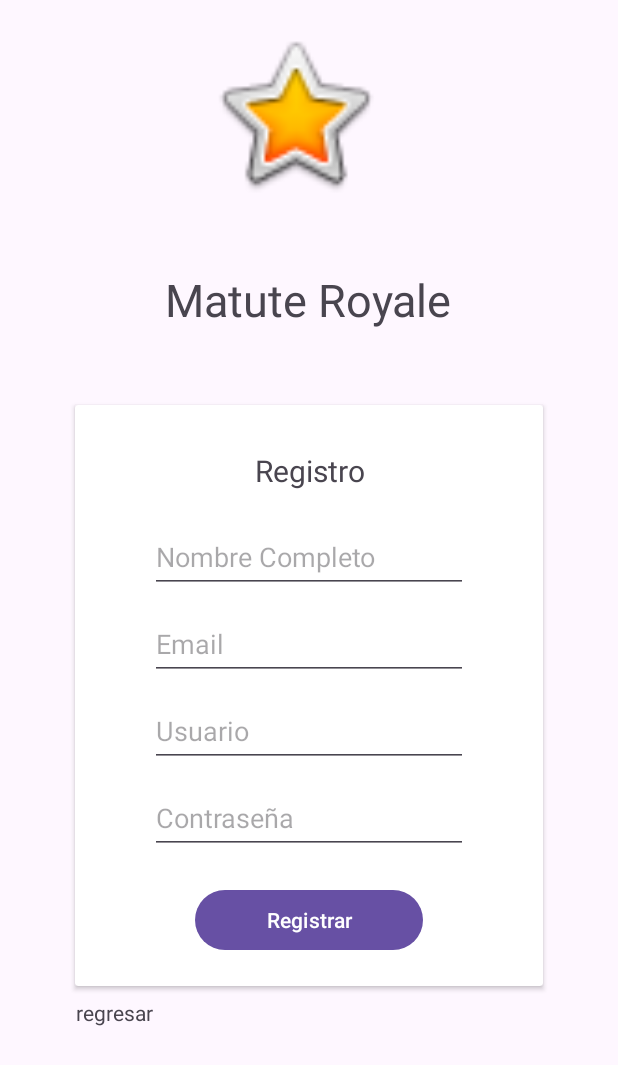
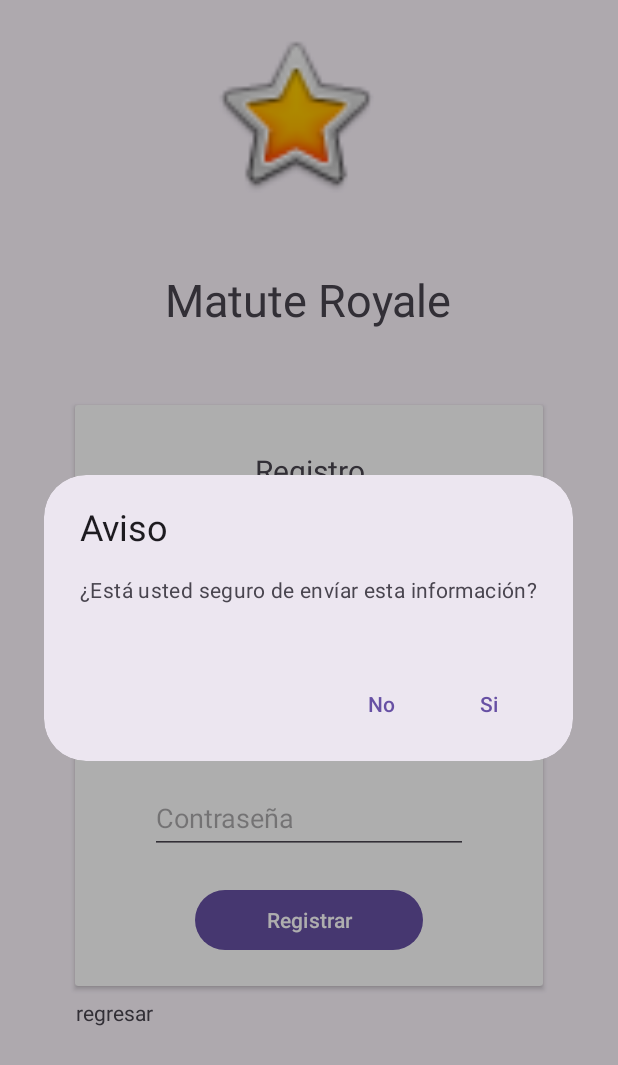
Before and after one commit to Matute1948/AppDispo2, an Android app: the RegisterFragment screen opened through its navigation route, after a tap on "Registrar", on a phone screen of 412 x 824 dp. Shown: the top 1065 px of the screen. Run offline under Robolectric (Android 15) with nearby library versions, the phone set to English and light mode, and no system bars.

Commit message:
Clase 02/07/2024

```diff
--- a/app/src/main/java/com/lugmana_andres/appdispo2/logic/login/CreateUserWithNameAndPassword.kt
+++ b/app/src/main/java/com/lugmana_andres/appdispo2/logic/login/CreateUserWithNameAndPassword.kt
@@ -11,8 +11,9 @@ import kotlin.Result
 
 class CreateUserWithNameAndPassword(private val context: Context) {
     fun invoke(name:String, password: String) = flow{
-        val con = DataBaseRepository.getDBConnection(context)
-        con.getUserDao().saveUser(
+        kotlinx.coroutines.delay(3000)
+        DataBaseRepository.getDBConnection(context)
+            .getUserDao().saveUser(
             listOf(
                 UsersDB(
                     0,
--- /dev/null
+++ b/app/src/main/java/com/lugmana_andres/appdispo2/ui/core/ManageUIStates.kt
@@ -0,0 +1,41 @@
+package com.lugmana_andres.appdispo2.ui.core
+
+import android.content.Context
+import android.view.View
+import com.google.android.material.dialog.MaterialAlertDialogBuilder
+
+class ManageUIStates(
+    private val context : Context,
+    private val view : View) {
+    fun invoke(state : UIStates){
+        when(state){
+            is UIStates.Loading -> {
+                if(state.isLoading){
+                    view.visibility = View.VISIBLE
+                }else{
+                    view.visibility = View.GONE
+                }
+            }
+            is UIStates.Error -> {
+                MaterialAlertDialogBuilder(
+                    context
+                )
+                    .setTitle("Error")
+                    .setMessage(state.message)
+                    .setPositiveButton("Aceptar") { dialog, id ->
+                        dialog.dismiss()
+                    }
+            }
+            is UIStates.Success -> {
+                MaterialAlertDialogBuilder(context)//aqui van los estilos del alertdialog)
+                    .setTitle("Existoso")
+                    .setMessage("La operacion fue exitosa. ")
+                    .setPositiveButton("Aceptar"){ dialog, id ->
+                        //aqui se puede poner esta seguro de guardar el usaruio y de ahi si guarda despues de poner aceptar
+                        dialog.dismiss()
+                    }
+                    .show()
+            }
+        }
+    }
+}
--- a/app/src/main/java/com/lugmana_andres/appdispo2/ui/fragments/login/LoginFragment.kt
+++ b/app/src/main/java/com/lugmana_andres/appdispo2/ui/fragments/login/LoginFragment.kt
@@ -5,13 +5,23 @@ import androidx.fragment.app.Fragment
 import android.view.LayoutInflater
 import android.view.View
 import android.view.ViewGroup
+import androidx.biometric.BiometricManager
+import androidx.biometric.BiometricPrompt
+import androidx.navigation.fragment.findNavController
 import com.lugmana_andres.appdispo2.R
 import com.lugmana_andres.appdispo2.databinding.FragmentLoginBinding
 import com.lugmana_andres.appdispo2.databinding.FragmentRecoveryBinding
+import java.util.concurrent.Executor
 
 class LoginFragment : Fragment() {
 
     private lateinit var binding : FragmentLoginBinding
+    private lateinit var executor: Executor
+    private lateinit var biometricPrompt: BiometricPrompt
+    private lateinit var promptInfo: BiometricPrompt.PromptInfo
+    private lateinit var biometricManager: BiometricManager
+
+
     override fun onCreateView(
         inflater: LayoutInflater, container: ViewGroup?,
         savedInstanceState: Bundle?
@@ -23,5 +33,19 @@ class LoginFragment : Fragment() {
         return binding.root
     }
 
+    override fun onViewCreated(view: View, savedInstanceState: Bundle?) {
+        super.onViewCreated(view, savedInstanceState)
+        initListeners()
+    }
+
+    private fun initListeners() {
+        binding.btnIngresar.setOnClickListener{
+
+        }
+        binding.btnRegistrarse.setOnClickListener {
+            findNavController().navigate(LoginFragmentDirections.actionLoginFragmentToRegisterFragment())
+        }
+    }
+
 
 }
--- a/app/src/main/java/com/lugmana_andres/appdispo2/ui/fragments/login/RegisterFragment.kt
+++ b/app/src/main/java/com/lugmana_andres/appdispo2/ui/fragments/login/RegisterFragment.kt
@@ -16,6 +16,7 @@ import com.lugmana_andres.appdispo2.data.local.database.entities.UsersDB
 import com.lugmana_andres.appdispo2.data.local.repositories.DataBaseRepository
 import com.lugmana_andres.appdispo2.databinding.FragmentRegisterBinding
 import com.lugmana_andres.appdispo2.logic.login.CreateUserWithNameAndPassword
+import com.lugmana_andres.appdispo2.ui.core.ManageUIStates
 import com.lugmana_andres.appdispo2.ui.core.UIStates
 import com.lugmana_andres.appdispo2.ui.viewModels.login.RegisterFragmentVM
 import kotlinx.coroutines.Dispatchers
@@ -25,6 +26,7 @@ class RegisterFragment : Fragment() {
 
     private lateinit var binding : FragmentRegisterBinding
     private val registerFragmentVM : RegisterFragmentVM by viewModels()
+    private lateinit var managerUIStates: ManageUIStates
 
     override fun onCreateView(
         inflater: LayoutInflater, container: ViewGroup?,
@@ -39,43 +41,20 @@ class RegisterFragment : Fragment() {
 
     override fun onViewCreated(view: View, savedInstanceState: Bundle?) {
         super.onViewCreated(view, savedInstanceState)
+        initVariables()
         initListeners()
         initObservers()
     }
 
+    private fun initVariables() {
+        managerUIStates = ManageUIStates(requireActivity(), binding.lytLoading.mainLayout)
+    }
+
     private fun initObservers() {
-        registerFragmentVM.uiState.observe(viewLifecycleOwner){ state ->
-            when(state){
-                is UIStates.Loading -> {
-                    if(state.isLoading){
-                        binding.lytLoading.mainLayout.visibility = View.VISIBLE
-                    }else{
-                        binding.lytLoading.mainLayout.visibility = View.GONE
+        registerFragmentVM.uiState.observe(viewLifecycleOwner) { state ->
+            managerUIStates.invoke(state)
         }
-                }
-                is UIStates.Error -> {
-                    MaterialAlertDialogBuilder(
-                        requireActivity(),
-                        com.google.android.material.R.style.ThemeOverlay_Material3_Dialog_Alert
-                    )
-                        .setTitle("Error")
-                        .setMessage(state.message)
-                        .setPositiveButton("Aceptar") { dialog, id ->
-                            dialog.dismiss()
-                        }
-                }
-                is UIStates.Success -> {
-                    MaterialAlertDialogBuilder(requireActivity(), com.google.android.material.R.style.ThemeOverlay_Material3_Dialog_Alert)//aqui van los estilos del alertdialog)
-                        .setTitle("Existoso")
-                        .setMessage("La operacion fue exitosa. ")
-                        .setPositiveButton("Aceptar"){ dialog, id ->
-                            //aqui se puede poner esta seguro de guardar el usaruio y de ahi si guarda despues de poner aceptar
-                            dialog.dismiss()
-                        }
-                        .show()
-                }
-            }
-        }
+
     }
 
     private fun initListeners() {
@@ -85,12 +64,24 @@ class RegisterFragment : Fragment() {
         }
         binding.btnRegister.setOnClickListener{
 
+            MaterialAlertDialogBuilder(requireActivity())//aqui van los estilos del alertdialog)
+                .setTitle("Aviso")
+                .setMessage("¿Está usted seguro de envíar esta información?")
+                .setPositiveButton("Si"){ dialog, id ->
+                    //aqui se puede poner esta seguro de guardar el usaruio y de ahi si guarda despues de poner aceptar
                     lifecycleScope.launch {
                         registerFragmentVM.saveUser(
                             binding.txtNewUser.text.toString(),
                             binding.txtNewPass.text.toString(),
                             requireContext())
                     }
+                    dialog.dismiss()
+                }
+                .setNegativeButton("No"){ dialog, id ->
+                    dialog.cancel()
+                }
+                .show()
+
 
         }
 
--- a/app/src/main/java/com/lugmana_andres/appdispo2/ui/viewModels/login/RegisterFragmentVM.kt
+++ b/app/src/main/java/com/lugmana_andres/appdispo2/ui/viewModels/login/RegisterFragmentVM.kt
@@ -8,6 +8,7 @@ import androidx.lifecycle.viewModelScope
 import com.lugmana_andres.appdispo2.logic.login.CreateUserWithNameAndPassword
 import com.lugmana_andres.appdispo2.ui.core.UIStates
 import kotlinx.coroutines.Dispatchers
+import kotlinx.coroutines.delay
 import kotlinx.coroutines.flow.launchIn
 import kotlinx.coroutines.launch
 
@@ -31,7 +32,7 @@ class RegisterFragmentVM : ViewModel() {
                         uiState.postValue(UIStates.Error(it.message.toString()))
                     }
                 }
-
+            delay(500)
             uiState.postValue(UIStates.Loading(false))
         }
     }
--- a/app/src/main/res/layout/fragment_login.xml
+++ b/app/src/main/res/layout/fragment_login.xml
@@ -94,7 +94,7 @@
         app:layout_constraintTop_toTopOf="parent" />
 
     <TextView
-        android:id="@+id/txtRegistrarse"
+        android:id="@+id/btnRegistrarse"
         android:layout_width="wrap_content"
         android:layout_height="wrap_content"
         android:layout_marginTop="32dp"
--- a/app/src/main/res/values/themes.xml
+++ b/app/src/main/res/values/themes.xml
@@ -6,7 +6,7 @@
     </style>
 
     <style name="Theme.App.Starting" parent="Theme.SplashScreen">
-        <item name="windowSplashScreenAnimatedIcon">@drawable/jj</item>
+        <item name="windowSplashScreenAnimatedIcon">@drawable/gwen</item>
         <item name="windowSplashScreenAnimationDuration">8000</item>
         <item name="windowSplashScreenBackground">@color/black</item>
         <item name="postSplashScreenTheme">@style/Theme.AppDispo2</item>
```
Also changed, not shown: app/src/main/java/com/lugmana_andres/appdispo2/logic/login/GetUserWithNameAndPass.kt (added, +11 -0 lines). Lines whose indentation alone changed are shown as unchanged.
